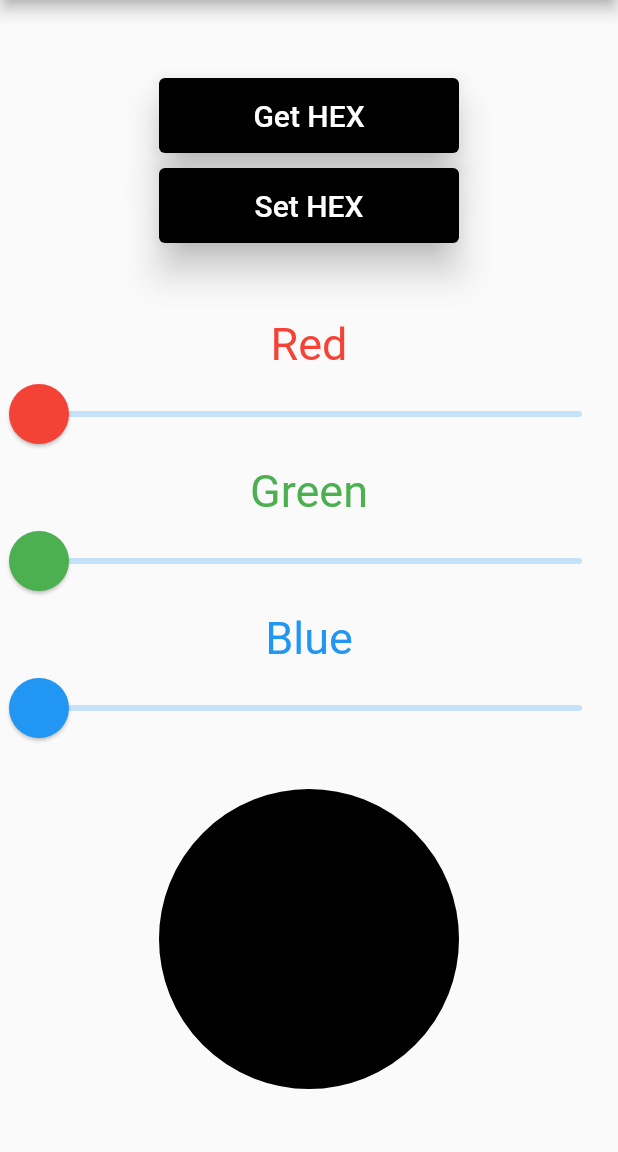
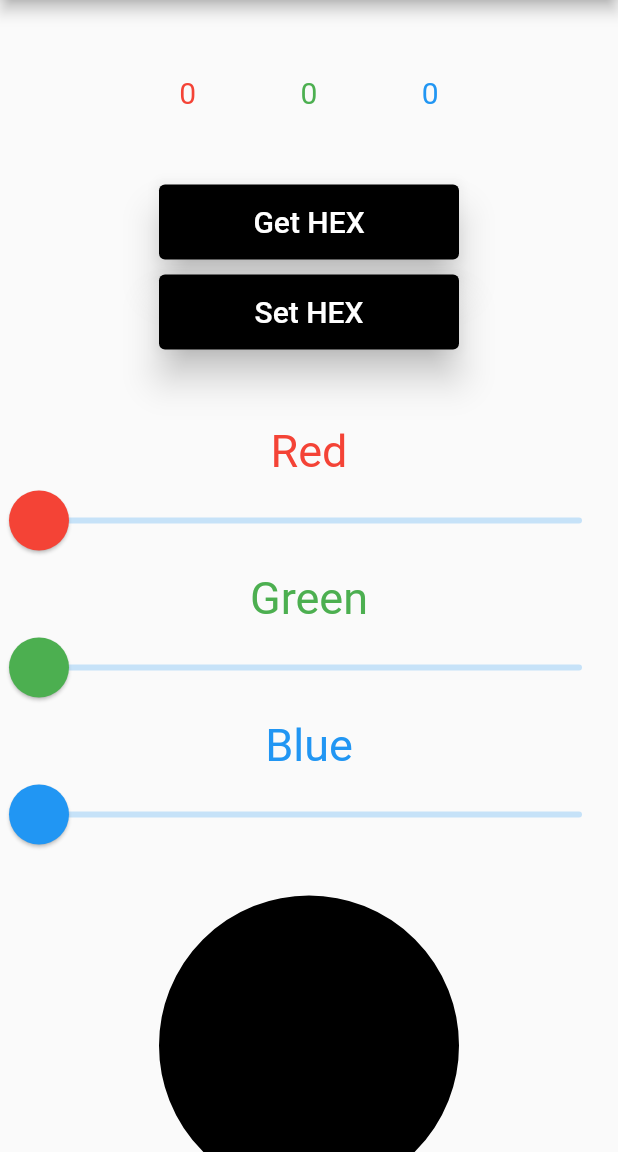
Before and after one commit to phantom3012/rgbcontrol, a Flutter app: the screen it shows after launch, on a phone screen of 412 x 824 dp, the part 84-1236 px from its top. Run offline on Flutter 3.47's test engine with Material 2 defaults, Android fonts, the light colour scheme and no system bars.

Commit message:
Show the individual RGB values

```diff
--- a/lib/main.dart
+++ b/lib/main.dart
@@ -88,10 +88,36 @@ class _MyHomePageState extends State<MyHomePage> {
       ),
       body: Center(
         child: Column(
-          mainAxisAlignment: MainAxisAlignment.center,
+          mainAxisAlignment: MainAxisAlignment.start,
           children: <Widget>[
-            SizedBox(
-              height: 10,
+            Padding(
+              padding: EdgeInsets.all(50),
+              child: Row(
+                mainAxisAlignment: MainAxisAlignment.spaceEvenly,
+                children: <Widget>[
+                  Text(
+                    _redSlider.toInt().toString(),
+                    style: TextStyle(
+                      fontSize: 20,
+                      color: Colors.red,
+                    ),
+                  ),
+                  Text(
+                    _greenSlider.toInt().toString(),
+                    style: TextStyle(
+                      fontSize: 20,
+                      color: Colors.green,
+                    ),
+                  ),
+                  Text(
+                    _blueSlider.toInt().toString(),
+                    style: TextStyle(
+                      fontSize: 20,
+                      color: Colors.blue,
+                    ),
+                  ),
+                ],
+              ),
             ),
             SizedBox(
               height: 50,
@@ -189,7 +215,7 @@ class _MyHomePageState extends State<MyHomePage> {
                   min: 0,
                   max: 255,
                   divisions: 255,
-                  label: _blueSlider.round().toString(),
+                  label: _greenSlider.round().toString(),
                   onChanged: (double value) {
                     setState(() {
                       _greenSlider = value;
@@ -220,7 +246,7 @@ class _MyHomePageState extends State<MyHomePage> {
                   min: 0,
                   max: 255,
                   divisions: 255,
-                  label: _greenSlider.round().toString(),
+                  label: _blueSlider.round().toString(),
                   onChanged: (double value) {
                     setState(() {
                       _blueSlider = value;
```
